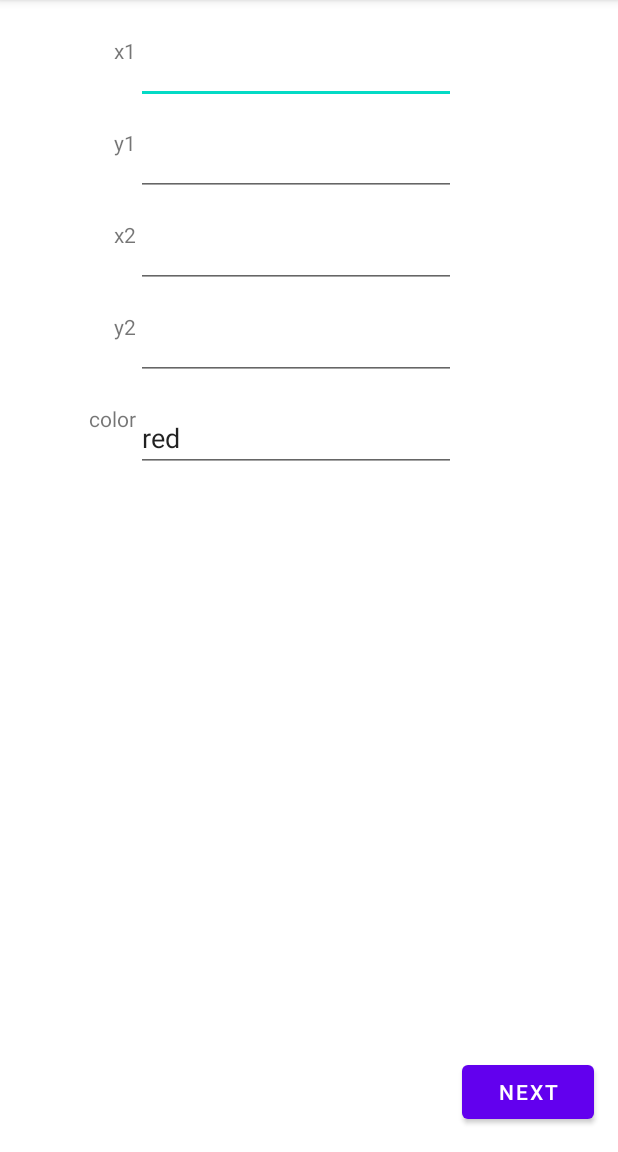
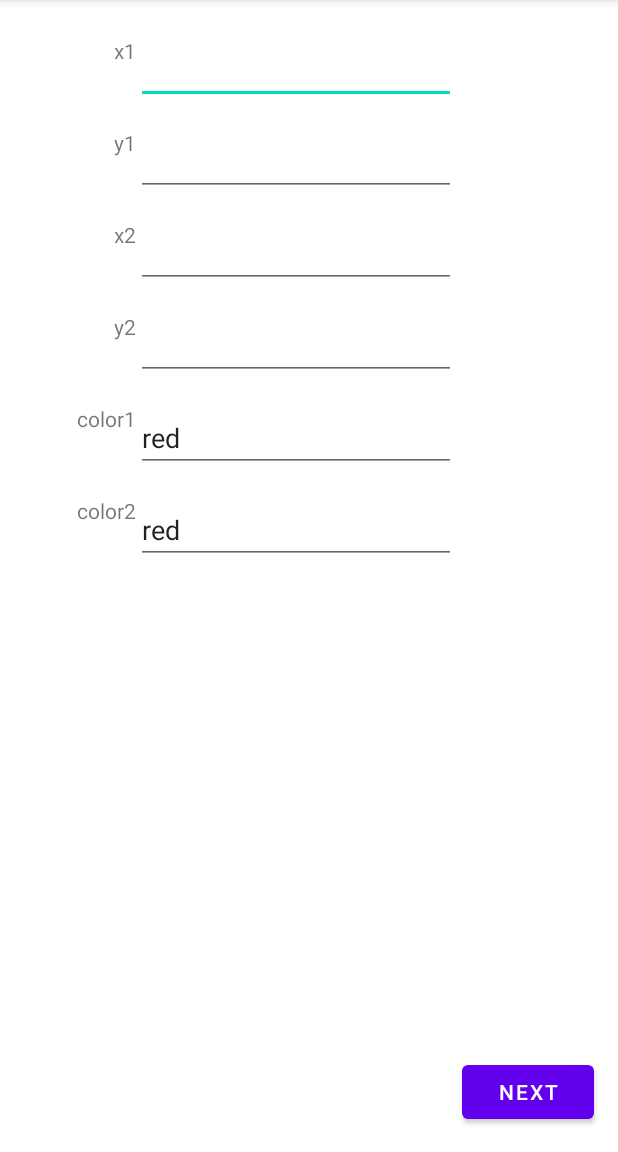
Before and after one commit to Dreamykass/random-uni-work, an Android app: the RectActivity screen opened directly, with no data from a screen before it, on a phone screen of 412 x 824 dp, the part 84-1236 px from its top. Run offline under Robolectric (Android 15) with nearby library versions, the phone set to English and light mode, and no system bars.

Commit message:
canvas-again

```diff
--- a/2020-10-25--android-p02/app/src/main/java/com/dkass/canvasstuff/RectActivity.java
+++ b/2020-10-25--android-p02/app/src/main/java/com/dkass/canvasstuff/RectActivity.java
@@ -23,7 +23,8 @@ public class RectActivity extends AppCompatActivity {
 
             try {
                 intent.putExtra("rect", "");
-                intent.putExtra("color", binding.editTextTextPersonName.getText().toString());
+                intent.putExtra("color1", binding.editTextTextPersonName.getText().toString());
+                intent.putExtra("color2", binding.editTextTextPersonName4.getText().toString());
                 intent.putExtra("left", Float.parseFloat(binding.editTextNumber.getText().toString()));
                 intent.putExtra("top", Float.parseFloat(binding.editTextNumber2.getText().toString()));
                 intent.putExtra("right", Float.parseFloat(binding.editTextNumber3.getText().toString()));
--- a/2020-10-25--android-p02/app/src/main/res/layout/activity_rect.xml
+++ b/2020-10-25--android-p02/app/src/main/res/layout/activity_rect.xml
@@ -66,6 +66,17 @@
         app:layout_constraintStart_toStartOf="@+id/editTextNumber4"
         app:layout_constraintTop_toBottomOf="@+id/editTextNumber4" />
 
+    <EditText
+        android:id="@+id/editTextTextPersonName4"
+        android:layout_width="wrap_content"
+        android:layout_height="wrap_content"
+        android:layout_marginTop="16dp"
+        android:ems="10"
+        android:inputType="textPersonName"
+        android:text="red"
+        app:layout_constraintStart_toStartOf="@+id/editTextNumber4"
+        app:layout_constraintTop_toBottomOf="@+id/editTextTextPersonName" />
+
     <TextView
         android:id="@+id/textView3"
         android:layout_width="wrap_content"
@@ -104,8 +115,16 @@
         android:id="@+id/textView9"
         android:layout_width="wrap_content"
         android:layout_height="wrap_content"
-        android:text="color"
+        android:text="color1"
         app:layout_constraintEnd_toStartOf="@+id/editTextTextPersonName"
         app:layout_constraintTop_toTopOf="@+id/editTextTextPersonName" />
 
+    <TextView
+        android:id="@+id/textView10"
+        android:layout_width="wrap_content"
+        android:layout_height="wrap_content"
+        android:text="color2"
+        app:layout_constraintEnd_toStartOf="@+id/editTextTextPersonName4"
+        app:layout_constraintTop_toTopOf="@+id/editTextTextPersonName4" />
+
 </androidx.constraintlayout.widget.ConstraintLayout>
```
Also changed, not shown: 2020-10-25--android-p02/app/src/main/java/com/dkass/canvasstuff/DrawingActivity.java (+10 -0 lines).
